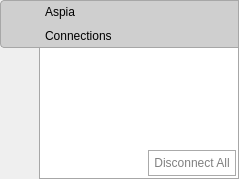
dchapyshev/aspia, file source/host/ui/host_notifier_window.ui: the form before one commit.
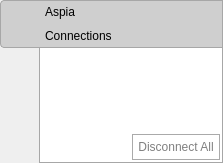
The form after the commit. Icons and pictures are not drawn.

Patch:
```diff
--- a/source/host/ui/host_notifier_window.ui
+++ b/source/host/ui/host_notifier_window.ui
@@ -6,8 +6,8 @@
    <rect>
     <x>0</x>
     <y>0</y>
-    <width>239</width>
-    <height>179</height>
+    <width>223</width>
+    <height>163</height>
    </rect>
   </property>
   <layout class="QGridLayout" name="gridLayout">
```
